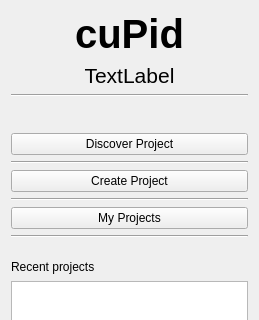
zcharli/carleton-student-project-partner-finder, file sidebarwidget.ui: the form before one commit; both pictures show x 0 to 259 and y 0 to 320 of the 259 by 595 pixel window.
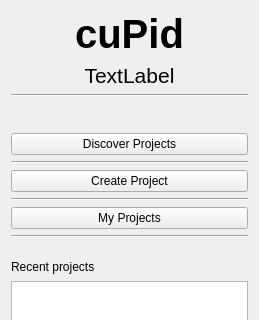
The form after the commit.

```diff
--- a/sidebarwidget.ui
+++ b/sidebarwidget.ui
@@ -100,7 +100,7 @@
      <item>
       <widget class="QPushButton" name="btnDiscoverProject">
        <property name="text">
-        <string>Discover Project</string>
+        <string>Discover Projects</string>
        </property>
       </widget>
      </item>
```
Left out of the diff: 2 changed lines with no effect on the pictures.
